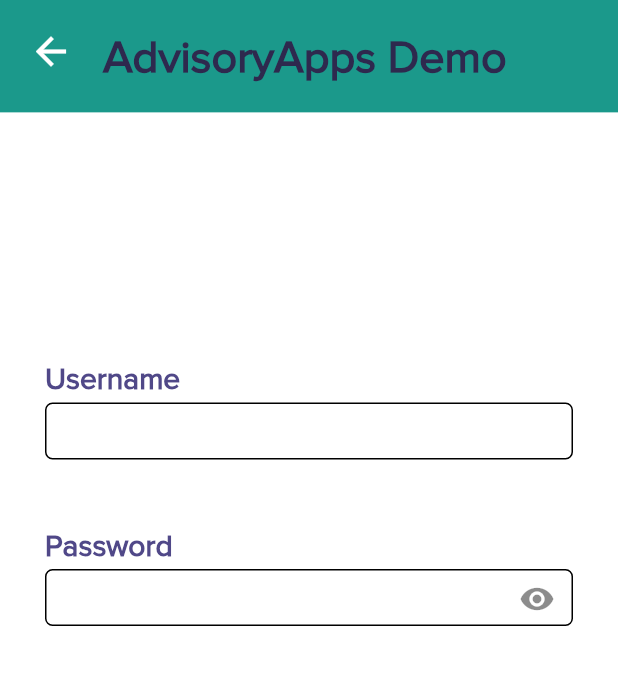
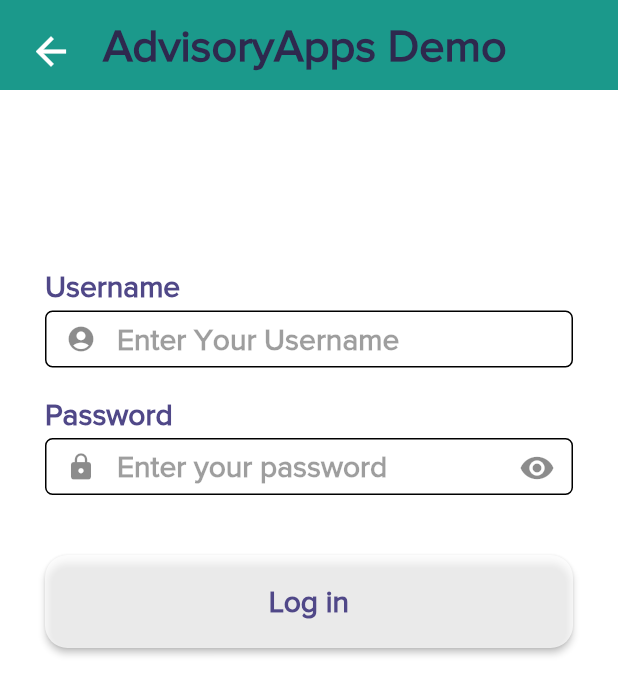
Before and after one commit to CodeGM1/advisory_app_test, a Flutter app: the screen it shows after launch, after a tap on "Login using Email", on a phone screen of 412 x 824 dp. Shown: the top 695 px of the screen. Run offline on Flutter 3.47's test engine with Material 2 defaults, Android fonts, the light colour scheme and no system bars; our stand-ins replace shared_preferences.

Commit message:
updating UI

```diff
--- a/lib/constants/colors.dart
+++ b/lib/constants/colors.dart
@@ -7,3 +7,5 @@
 
 const mainFontColor = Color(0xFF2E294E);
 const secondFontColor = Color(0xFF504888);
+
+const hintFontColor = Colors.black38;
--- a/lib/constants/styles.dart
+++ b/lib/constants/styles.dart
@@ -15,3 +15,10 @@
     color: secondFontColor,
     fontFamily: 'Proxima Nova'
 );
+
+const TextStyle fontHintStyle = TextStyle(
+    fontSize: 20,
+    fontWeight: FontWeight.w700,
+    color: hintFontColor,
+    fontFamily: 'Proxima Nova'
+);
--- /dev/null
+++ b/lib/models/login.dart
@@ -0,0 +1,23 @@
+import 'dart:async';
+
+class LoginAuth{
+  String? email;
+  String? password;
+
+  LoginAuth({
+    this.email,
+    this.password,
+  });
+
+  LoginAuth.fromData(Map<String, dynamic> data)
+      : email = data['email'],
+        password = data['password'];
+
+  Map<String, dynamic> toJson() {
+    return {
+      'email':email,
+      'password':password,
+    };
+  }
+
+}
--- /dev/null
+++ b/lib/services/login_service.dart
@@ -0,0 +1,38 @@
+import 'dart:async';
+import 'dart:convert';
+
+import 'package:advisory_app_test/models/login.dart';
+import 'package:http/http.dart' as http;
+
+const url = "http://interview.advisoryapps.com/index.php/login";
+
+final loginAuth = LoginAuth();
+
+class LoginServices{
+
+  retrieveLoginData(String email, String password,)async{
+
+    print(email);
+    print(password);
+
+    String bodyF = jsonEncode(<String, dynamic>{
+      'email': email,
+      'password': password,
+    });
+
+    final response = await http.post(
+      Uri.parse(url),
+      headers: <String, String>{
+        'Content-Type': 'application/json; charset=UTF-8',
+      },
+      body: bodyF,
+    );
+
+    if (response.statusCode == 200) {
+      print(response.body);
+    } else {
+      throw Exception('Failed to load album with code of ${response.statusCode}');
+    }
+  }
+
+}
--- /dev/null
+++ b/lib/views/pages/login_page/after_login_page.dart
@@ -0,0 +1,16 @@
+import 'package:flutter/cupertino.dart';
+import 'package:flutter/material.dart';
+
+class AfterLoginPage extends StatefulWidget {
+  AfterLoginPage({Key? key}) : super(key: key);
+
+  @override
+  _AfterLoginPageState createState() => _AfterLoginPageState();
+}
+
+class _AfterLoginPageState extends State<AfterLoginPage> {
+  @override
+  Widget build(BuildContext context) {
+    return Container();
+  }
+}
--- a/lib/views/pages/login_page/login_page.dart
+++ b/lib/views/pages/login_page/login_page.dart
@@ -1,8 +1,12 @@
+import 'dart:math';
+
+import 'package:advisory_app_test/services/login_service.dart';
 import 'package:advisory_app_test/views/widgets/appbar.dart';
 import 'package:advisory_app_test/views/widgets/buttons.dart';
 import 'package:advisory_app_test/views/widgets/formdetails.dart';
 import 'package:flutter/cupertino.dart';
 import 'package:flutter/material.dart';
+import 'package:shared_preferences/shared_preferences.dart';
 
 class LoginPage extends StatefulWidget {
   LoginPage({Key? key}) : super(key: key);
@@ -12,6 +16,31 @@
 }
 
 class _LoginPageState extends State<LoginPage> {
+
+  final TextEditingController userControl = TextEditingController();
+  final TextEditingController passControl = TextEditingController();
+  final LoginSvc = LoginServices();
+
+  void dispose(){
+    userControl.dispose();
+    passControl.dispose();
+    super.dispose();
+  }
+
+  Future<void> loginClick(String user, String pass) async {
+    final prefs = await SharedPreferences.getInstance();
+    final value = 42;
+    const key = 'login_key';
+    prefs.setInt(key, value);
+    print('saved $value');
+    /*await LoginSvc.retrieveLoginData(user,pass);*/
+  }
+
+  int randomizer(){
+    var rng = new Random();
+    return rng.nextInt(100);
+  }
+
   @override
   Widget build(BuildContext context) {
     return Scaffold(
@@ -25,50 +54,53 @@
             Center(
               child: Column(
                 children: [
-                  Expanded(
-                    flex: 1,
-                    child: WidgetAppBar(),
+                  SizedBox(
+                    height: 60,
+                    child: WidgetAppBar()
                   ),
-                  Expanded(
-                    flex: 10,
-                    child: Column(
-                      mainAxisAlignment: MainAxisAlignment.start,
+                  const SizedBox(
+                    height: 120,
+                  ),
+                  Column(
+                    mainAxisAlignment: MainAxisAlignment.center,
                     children: [
-                        Expanded(
-                          flex: 6,
-                          child: Container(),
-                        ),
-                        Expanded(
-                          flex: 3,
-                          child: Container(
+                      Container(
                         margin: EdgeInsets.only(left:30, right:30),
                         child: WidgetFormDetails(
                           type:'normal',
                           headerText: 'Username',
+                          hintText: 'Enter Your Username',
+                          textControl: userControl,
                         ),
                       ),
+                      const SizedBox(
+                        height:20,
                       ),
-                        Expanded(
-                          flex: 1,
-                          child: Container(),
-                        ),
-                        Expanded(
-                          flex: 3,
-                          child: Container(
+                      Container(
                         margin: EdgeInsets.only(left:30, right:30),
                         child: WidgetFormDetails(
                           type:'password',
                           headerText: 'Password',
+                          hintText: 'Enter your password',
+                          textControl: passControl,
                         ),
                       ),
+                      const SizedBox(
+                        height:40,
                       ),
-                        Expanded(
-                          flex: 14,
-                          child: Container(),
+                      Container(
+                        margin: EdgeInsets.only(left:30, right:30),
+                        child: WidgetButtons(
+                          type: 'normal',
+                          onPressedButton: () {
+                            loginClick(userControl.text, passControl.text);
+                          },
+                          buttonText: 'Log in',
+                        )
                       ),
+
                     ],
-                    )
-                  )
+                  ),
                 ],
               )
             ),
--- a/lib/views/pages/main_page/main_page.dart
+++ b/lib/views/pages/main_page/main_page.dart
@@ -31,22 +31,134 @@
       resizeToAvoidBottomInset: false,
       drawer: WidgetDrawer(),
       body:
-      Stack(
+      Container(
+        height: double.infinity,
+        width: double.infinity,
+        child: Stack(
           children: [
+            /*Container(
+              height: double.infinity,
+              width: double.infinity,
+              decoration: const BoxDecoration(
+                gradient: LinearGradient(
+                  begin: Alignment.topCenter,
+                  end: Alignment.bottomCenter,
+                  colors: [
+                    Color(0xFF17C6C3),
+                    Color(0xFF15B6B4),
+                    Color(0xFF129794),
+                    Color(0xFF108785),
+
+                  ],
+                  stops: [0.1, 0.4, 0.7, 0.9],
+                )
+              )
+            ),*/
+
             Center(
               child: Container(
                 width: double.infinity,
                 height: double.infinity,
                 child: Column(
                   children: [
-
                     Expanded(
                       flex: 1,
                       child: WidgetAppBar(),
                     ),
+                    Expanded(
+                      flex: 9,
+                      child: Column(
+                        children: [
+                          Expanded(
+                            flex: 7,
+                            child: Container(),
+                          ),
+                          Expanded(
+                            flex: 3,
+                            child: ConstrainedBox(
+                              constraints: BoxConstraints(maxWidth: screenSize.width/1.2),
+                              child: WidgetButtons(
+                                type:'normal',
+                                buttonText: 'Login using Email',
+                                onPressedButton: (){
+                                  Navigator.push(
+                                    context,
+                                    MaterialPageRoute(builder: (context) {
+                                      return LoginPage();
+                                    }),
+                                  );
+                                },
+                              ),
+                            ),
+                          ),
+                          Expanded(
+                            flex: 1,
+                            child: Container(),
+                          ),
+                          Expanded(
+                            flex: 3,
+                            child: ConstrainedBox(
+                              constraints: BoxConstraints(maxWidth: screenSize.width/1.2),
+                              child: Text('Or', style: fontNormalStyle,)
+                            ),
+                          ),
+                          Expanded(
+                            flex: 3,
+                            child: GestureDetector(
+                              onTap: (){print('Login FB');},
+                              child: Container(
+                                decoration: const BoxDecoration(
+                                  shape: BoxShape.circle,
+                                  color: Colors.blue,
+                                  boxShadow: [
+                                    BoxShadow(
+                                      color: Colors.black45,
+                                      offset: Offset(0,2),
+                                      blurRadius: 6.0,
+                                    ),
+                                  ],
+                                  image: DecorationImage(
+                                    image: AssetImage('images/fb_logo.png'),
+                                  ),
+                                ),
+                              ),
+                            )
+                          ),
+                          Expanded(
+                            flex: 10,
+                            child: Container(),
+                          ),
+                        ],
+                      ),
+                    ),
 
                     Expanded(
-                      flex: 9,
+                      flex: 1,
+                      child: WidgetBottomBar(),
+                    )
+
+
+                  ],
+                )
+              ),
+            ),
+
+           /* SingleChildScrollView(
+              physics: const AlwaysScrollableScrollPhysics(),
+              padding: const EdgeInsets.symmetric(
+                  horizontal: 40,
+                  vertical: 20,
+              ),
+              child: Container(
+                width: double.infinity,
+                height: double.infinity,
+                child: Column(
+                    mainAxisAlignment: MainAxisAlignment.center,
+                    children: [
+                      Expanded(
+                        child: WidgetAppBar(),
+                      ),
+                      Expanded(
                         child: Column(
                           children: [
                             Expanded(
@@ -69,36 +181,22 @@
                               ),
                             ),
                             Expanded(
-                            flex: 1,
-                            child: Container(),
-                          ),
-                          Expanded(
-                            flex: 3,
                               child: WidgetButtons(
                                 type:'normal',
                                 buttonText: 'Login using GMail',
                                 onPressedButton: (){},
                               ),
                             ),
-                          Expanded(
-                            flex: 11,
-                            child: Container(),
-                          ),
-
                           ],
                         ),
                       ),
-
                       Expanded(
-                      flex: 1,
                         child: WidgetBottomBar(),
                       )
-
-
                     ],
-                )
                   ),
               ),
+            ),*/
             Positioned(
                 left: 10,
                 top: 10,
@@ -111,6 +209,7 @@
             )
           ],
 
+        ),
       ),
 
 
--- a/lib/views/widgets/bottombar.dart
+++ b/lib/views/widgets/bottombar.dart
@@ -17,6 +17,7 @@
 
   Widget _buildBottomBar(){
     return Container(
+        height: 100,
         color: bgBlueColor,
         child: Row(
           mainAxisAlignment: MainAxisAlignment.center,
--- a/lib/views/widgets/buttons.dart
+++ b/lib/views/widgets/buttons.dart
@@ -30,12 +30,13 @@
 
   Widget _buildNormalButton(){
 
-    return Container(
+    return SizedBox(
+      width: double.infinity,
       child: ElevatedButton(
         child: Text(widget.buttonText, style: fontNormalStyle),
         onPressed: widget.onPressedButton,
         style: ElevatedButton.styleFrom(
-            primary: Colors.white12,
+          primary: Colors.white70,
           padding: const EdgeInsets.all(20),
           shape: RoundedRectangleBorder(
             borderRadius: BorderRadius.circular(15),
@@ -43,20 +44,13 @@
           textStyle: fontNormalStyle,
         ),
       ),
-
-      /*MaterialButton(
-        highlightColor: Colors.red,
-        onPressed: () {},
-        child: const Text('Login using email', style: fontNormalStyle,),
-      )*/
-
     );
   }
 
   Widget _buildBackButton(){
 
     return IconButton(
-      icon: Icon(Icons.arrow_back_outlined, color: Colors.white, size: 30),
+      icon: const Icon(Icons.arrow_back_outlined, color: Colors.white, size: 30),
       onPressed: widget.onPressedButton,
     );
 
--- a/lib/views/widgets/formdetails.dart
+++ b/lib/views/widgets/formdetails.dart
@@ -8,10 +8,10 @@
 
   final String type;
   final String? headerText;
-  final TextEditingController? userControl;
-  final TextEditingController? passControl;
+  final String? hintText;
+  final TextEditingController? textControl;
 
-  WidgetFormDetails({Key? key, required this.type, this.headerText, this.userControl, this.passControl}) : super(key: key);
+  WidgetFormDetails({Key? key, required this.type, this.headerText, this.hintText, this.textControl}) : super(key: key);
 
   @override
   _WidgetFormDetailsState createState() => _WidgetFormDetailsState();
@@ -19,27 +19,16 @@
 
 class _WidgetFormDetailsState extends State<WidgetFormDetails> {
 
-  TextEditingController userControl = TextEditingController();
-  TextEditingController passControl = TextEditingController();
   bool _pwHide = true;
-
-
-  void dispose(){
-    userControl.dispose();
-    passControl.dispose();
-    super.dispose();
-  }
 
   @override
   Widget build(BuildContext context) {
 
-    final String headerText = widget.headerText as String;
-
     switch(widget.type){
       case 'normal':
-        return _buildTextFieldNormalWidget(headerText);
+        return _buildTextFieldNormalWidget(widget.headerText as String);
       case 'password':
-        return _buildTextFieldPasswordWidget(headerText);
+        return _buildTextFieldPasswordWidget(widget.headerText as String);
       default:
         return Container();
     }
@@ -55,15 +44,19 @@
         SizedBox(
           height: 38,
           child: TextFormField(
-              style: TextStyle(fontFamily: 'Proxima Nova', fontSize: 20, fontWeight: FontWeight.w500),
+              style: const TextStyle(fontFamily: 'Proxima Nova', fontSize: 20, fontWeight: FontWeight.w500),
               scrollPadding: EdgeInsets.zero,
-              inputFormatters: [LengthLimitingTextInputFormatter(20)],
-              controller: userControl,
+              inputFormatters: [LengthLimitingTextInputFormatter(32)],
+              controller: widget.textControl,
               cursorHeight: 22,
+
               decoration: InputDecoration(
+                hintText: widget.hintText,
+                hintStyle: fontHintStyle,
                 contentPadding: const EdgeInsets.only(top:10,left:8,right:8,),
                 fillColor: Colors.white,
                 filled: true,
+                prefixIcon: const Icon(Icons.account_circle, color: Colors.black45,size: 20,),
                 focusedBorder: OutlineInputBorder(
                   borderRadius: BorderRadius.circular(5.0),
                   borderSide: const BorderSide(
@@ -95,12 +88,15 @@
         SizedBox(
           height: 38,
           child: TextFormField(
-            style: TextStyle(fontFamily: 'Proxima Nova', fontSize: 20,letterSpacing: _pwHide? 3 : 0, fontWeight: FontWeight.w500),
+            style: const TextStyle(fontFamily: 'Proxima Nova', fontSize: 20, fontWeight: FontWeight.w500),
             obscureText: _pwHide,
             scrollPadding: EdgeInsets.zero,
-            controller: passControl,
+            inputFormatters: [LengthLimitingTextInputFormatter(32)],
+            controller: widget.textControl,
             decoration: InputDecoration(
               contentPadding: const EdgeInsets.only(top:0,left:10),
+              hintText: widget.hintText,
+              hintStyle: fontHintStyle,
               suffixIcon: IconButton(
                 icon: Icon(_pwHide? Icons.visibility:Icons.visibility_off),
                 onPressed: (){
@@ -109,6 +105,7 @@
                   });
                 },
               ),
+              prefixIcon: const Icon(Icons.lock, color: Colors.black45,size: 20,),
               fillColor: Colors.white,
               filled: true,
               focusedBorder: OutlineInputBorder(
--- a/pubspec.yaml
+++ b/pubspec.yaml
@@ -35,6 +35,7 @@
   # Use with the CupertinoIcons class for iOS style icons.
   cupertino_icons: ^1.0.2
   http: ^0.13.3
+  shared_preferences: ^2.0.6
 
 dev_dependencies:
   flutter_test:
@@ -62,6 +63,8 @@
   # assets:
   #   - images/a_dot_burr.jpeg
   #   - images/a_dot_ham.jpeg
+  assets:
+    - images/fb_logo.png
 
   # An image asset can refer to one or more resolution-specific "variants", see
   # https://flutter.dev/assets-and-images/#resolution-aware.
```
Also changed, not shown: images/fb_logo.png (added), pubspec.lock. Lines whose indentation alone changed are shown as unchanged.
